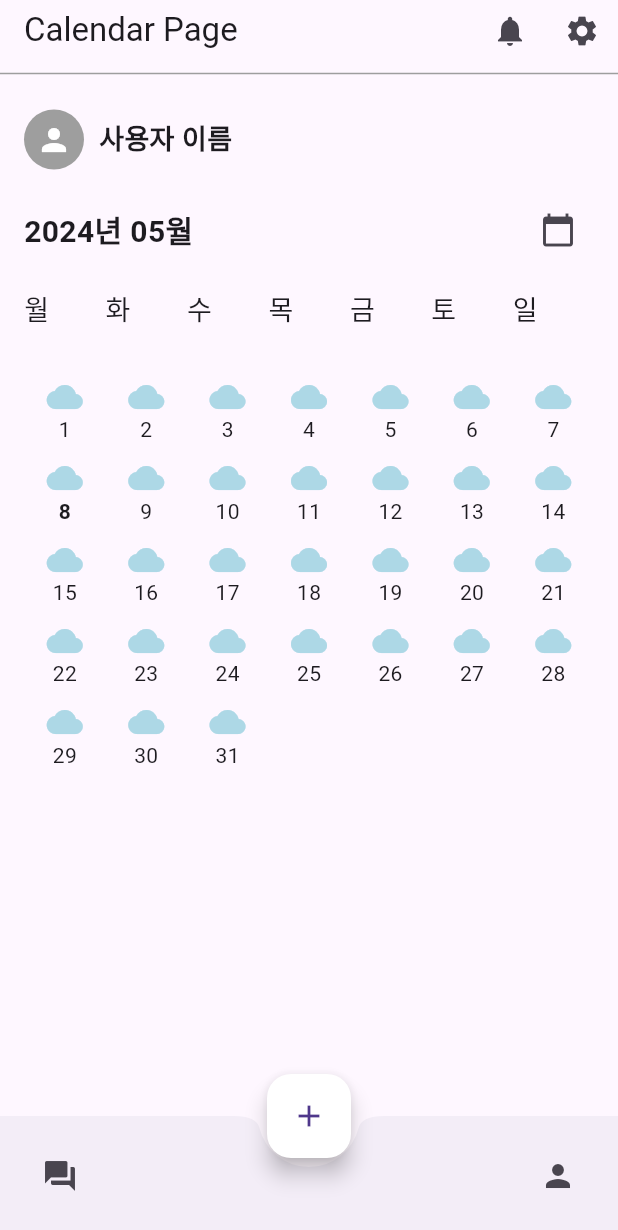
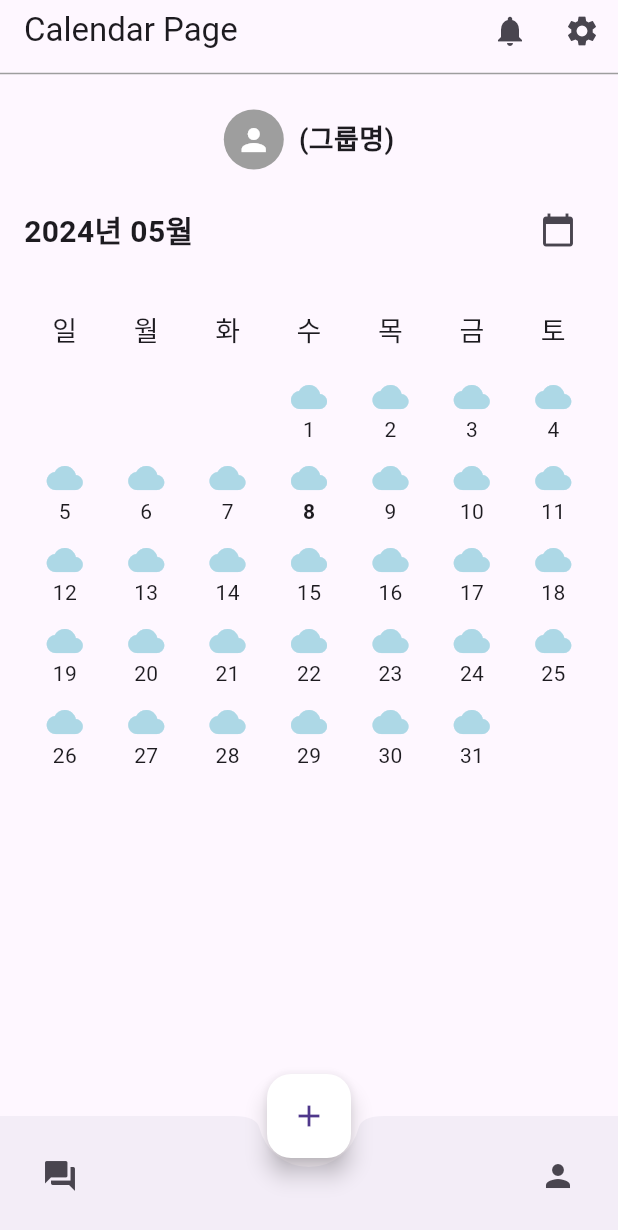
Before and after one commit to dmsdn02/memoria, a Flutter app: the screen it shows after launch, on a phone screen of 412 x 824 dp. Shown: the top 1230 px of the screen. Run offline on Flutter 3.47's test engine with Material 3 defaults, Android fonts, the phone set to English and light mode, and no system bars; our stand-ins replace cloud_firestore, firebase_auth, firebase_core; accounts and stored records are empty.

Commit message:
(page) calendar 디자인 수정

```diff
--- a/lib/mainpage/calendar.dart
+++ b/lib/mainpage/calendar.dart
@@ -37,11 +37,12 @@ class _CalendarPageState extends State<CalendarPage> {
         ),
       ),
       body: Column(
-        crossAxisAlignment: CrossAxisAlignment.start,
+        crossAxisAlignment: CrossAxisAlignment.center,
         children: [
           Padding(
             padding: const EdgeInsets.all(16.0),
             child: Row(
+              mainAxisAlignment: MainAxisAlignment.center, //가운데 정렬
               children: [
                 CircleAvatar(
                   backgroundColor: Colors.grey,
@@ -49,7 +50,7 @@ class _CalendarPageState extends State<CalendarPage> {
                 ),
                 SizedBox(width: 10),
                 Text(
-                  "사용자 이름", // 사용자 이름
+                  "(그룹명)",
                   style: TextStyle(fontSize: 18, fontWeight: FontWeight.bold),
                 ),
               ],
@@ -126,15 +127,32 @@ class _CalendarPageState extends State<CalendarPage> {
   }
 
   Widget _buildCalendar() {
-    List<String> weekDays = ['월', '화', '수', '목', '금', '토', '일'];
+    List<String> weekDays = ['일', '월', '화', '수', '목', '금', '토'];
+
     int daysInMonth = DateTime(selectedDate.year, selectedDate.month + 1, 0).day;
 
     List<Widget> gridContent = [];
 
-    gridContent.addAll(weekDays.map((day) => Text(day, style: TextStyle(fontSize: 18))));
+    // 요일을 가운데 정렬하여 출력
+    gridContent.addAll(
+      weekDays.map(
+            (day) => Center(
+          child: Text(day, style: TextStyle(fontSize: 18)),
+        ),
+      ),
+    );
 
+    // 첫 주에 빈 공간 추가 (해당 월의 시작 요일에 따라)
+    DateTime firstDayOfMonth = DateTime(selectedDate.year, selectedDate.month, 1);
+    int startWeekday = (firstDayOfMonth.weekday) % 7;
+
+    for (int i = 0; i < startWeekday; i++) {
+      gridContent.add(Container()); // 빈 칸
+    }
+
+    // 날짜와 구름모양 아이콘 출력
     for (int i = 1; i <= daysInMonth; i++) {
-      bool isToday = (i == today.day); // 오늘 날짜 확인
+      bool isToday = (i == today.day);
       gridContent.add(
         Column(
           mainAxisAlignment: MainAxisAlignment.center,
@@ -143,7 +161,7 @@ class _CalendarPageState extends State<CalendarPage> {
             Text(
               i.toString(),
               style: TextStyle(
-                fontWeight: isToday ? FontWeight.bold : FontWeight.normal, // 오늘은 진한 글씨
+                fontWeight: isToday ? FontWeight.bold : FontWeight.normal,
               ),
             ),
           ],
@@ -154,7 +172,7 @@ class _CalendarPageState extends State<CalendarPage> {
     return Padding(
       padding: const EdgeInsets.all(16.0),
       child: GridView.count(
-        crossAxisCount: 7,
+        crossAxisCount: 7, // 7개 요일
         children: gridContent,
       ),
     );
```
